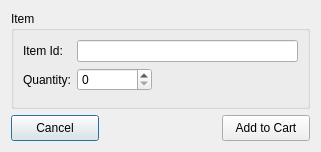
This is src/add_new_sell.ui in krivahtoo/stockmanager as Qt 5 draws it before an edit. The edited form follows.
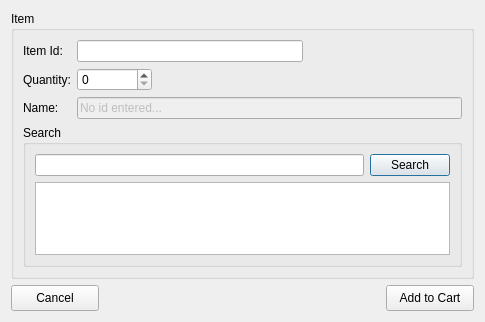
This is the edited form. Icons and pictures are not drawn.

```diff
--- a/src/add_new_sell.ui
+++ b/src/add_new_sell.ui
@@ -9,8 +9,8 @@
    <rect>
     <x>0</x>
     <y>0</y>
-    <width>321</width>
-    <height>145</height>
+    <width>485</width>
+    <height>322</height>
    </rect>
   </property>
   <property name="windowTitle">
@@ -19,9 +19,9 @@
   <property name="modal">
    <bool>true</bool>
   </property>
-  <layout class="QVBoxLayout" name="verticalLayout">
+  <layout class="QVBoxLayout" name="verticalLayout_2">
    <item>
-    <widget class="QGroupBox" name="groupBox">
+    <widget class="QGroupBox" name="grpItem">
      <property name="title">
       <string>Item</string>
      </property>
@@ -60,18 +60,48 @@
         </property>
        </widget>
       </item>
+      <item row="2" column="0">
+       <widget class="QLabel" name="label_3">
+        <property name="text">
+         <string>Name:</string>
+        </property>
+       </widget>
+      </item>
       <item row="2" column="1">
-       <spacer name="verticalSpacer">
-        <property name="orientation">
-         <enum>Qt::Vertical</enum>
+       <widget class="QLineEdit" name="lineEdit">
+        <property name="enabled">
+         <bool>false</bool>
         </property>
-        <property name="sizeHint" stdset="0">
-         <size>
-          <width>20</width>
-          <height>40</height>
-         </size>
+        <property name="text">
+         <string>No id entered...</string>
         </property>
-       </spacer>
+       </widget>
+      </item>
+      <item row="3" column="0" colspan="2">
+       <widget class="QGroupBox" name="grpSearch">
+        <property name="title">
+         <string>Search</string>
+        </property>
+        <layout class="QVBoxLayout" name="verticalLayout">
+         <item>
+          <layout class="QHBoxLayout" name="horizontalLayout_2">
+           <item>
+            <widget class="QLineEdit" name="txtSearch"/>
+           </item>
+           <item>
+            <widget class="QPushButton" name="btnSearch">
+             <property name="text">
+              <string>Search</string>
+             </property>
+            </widget>
+           </item>
+          </layout>
+         </item>
+         <item>
+          <widget class="QListWidget" name="lstSearch"/>
+         </item>
+        </layout>
+       </widget>
       </item>
      </layout>
     </widget>
```
